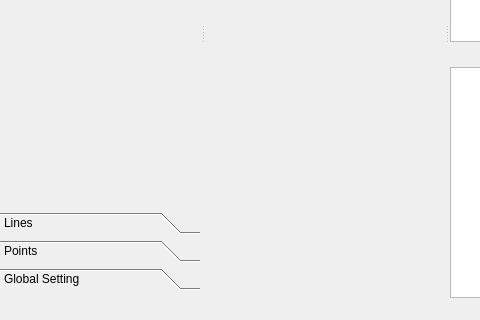
Qt form applications/Mapple/main_window.ui (LiangliangNan/Easy3D) before a commit; both pictures show x 0 to 480 and y 280 to 600 of the 800 by 600 pixel window.
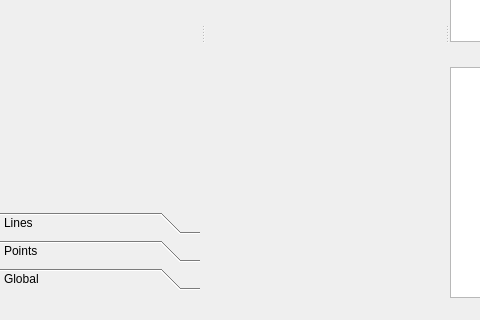
The same form after that commit. Icons and pictures are not drawn. Custom widgets are drawn as their Qt base class.

```diff
--- a/applications/Mapple/main_window.ui
+++ b/applications/Mapple/main_window.ui
@@ -397,7 +397,7 @@
           <normaloff>:/resources/icons/light.png</normaloff>:/resources/icons/light.png</iconset>
         </attribute>
         <attribute name="label">
-         <string>Global Setting</string>
+         <string>Global</string>
         </attribute>
         <layout class="QVBoxLayout" name="verticalLayout_7">
          <property name="leftMargin">
```
Left out of the diff: 2 changed lines with no effect on the pictures.
